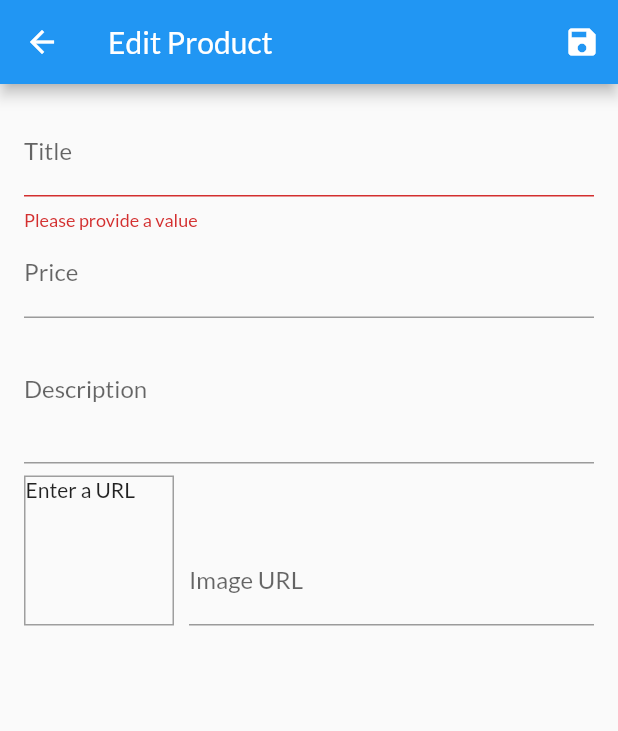
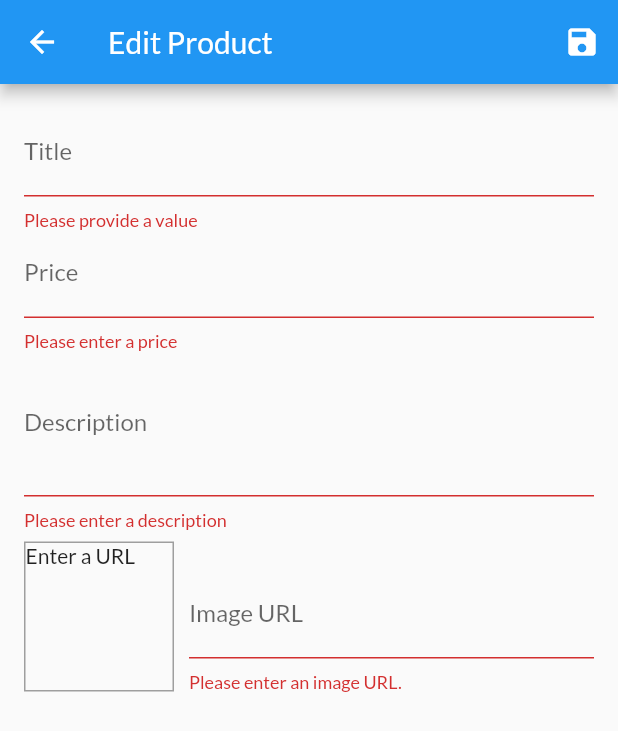
Before and after one commit to cjp-engr/udemytutz-shop-app-firebase, a Flutter app: the EditProductScreen screen opened by its route, after a tap on the "save" icon, on a phone screen of 412 x 824 dp. Shown: the top 731 px of the screen. Run offline on Flutter 3.47's test engine with Material 2 defaults, Android fonts, the phone set to English and light mode, and no system bars; network calls fail.

Commit message:
adding validation to all inputs

```diff
--- a/lib/screens/edit_product_screen.dart
+++ b/lib/screens/edit_product_screen.dart
@@ -43,6 +43,13 @@ class _EditProductScreenState extends State<EditProductScreen> {
 
   void _updateImageUrl() {
     if (!_imageUrlFocusNode.hasFocus) {
+      if ((!_imageUrlController.text.startsWith('http') &&
+              !_imageUrlController.text.startsWith('https')) ||
+          (!_imageUrlController.text.endsWith('.png') &&
+              !_imageUrlController.text.endsWith('.jpg') &&
+              !_imageUrlController.text.endsWith('.jpeg'))) {
+        return;
+      }
       setState(() {});
     }
   }
@@ -104,6 +111,18 @@ class _EditProductScreenState extends State<EditProductScreen> {
                   onFieldSubmitted: (_) {
                     FocusScope.of(context).requestFocus(_descriptionFocusNode);
                   },
+                  validator: (value) {
+                    if (value!.isEmpty) {
+                      return 'Please enter a price';
+                    }
+                    if (double.tryParse(value) == null) {
+                      return 'Please enter a valid number';
+                    }
+                    if (double.parse(value) <= 0) {
+                      return 'Please enter a number greater than zero,';
+                    }
+                    return null;
+                  },
                   onSaved: (value) {
                     _editedProduct = Product(
                       id: '',
@@ -119,6 +138,15 @@ class _EditProductScreenState extends State<EditProductScreen> {
                   maxLines: 3,
                   keyboardType: TextInputType.multiline,
                   focusNode: _descriptionFocusNode,
+                  validator: (value) {
+                    if (value!.isEmpty) {
+                      return 'Please enter a description';
+                    }
+                    if (value.length < 10) {
+                      return 'Should be atleast 10 characters long.';
+                    }
+                    return null;
+                  },
                   onSaved: (value) {
                     _editedProduct = Product(
                       id: '',
@@ -165,6 +193,21 @@ class _EditProductScreenState extends State<EditProductScreen> {
                         onFieldSubmitted: (_) {
                           _saveForm();
                         },
+                        validator: (value) {
+                          if (value!.isEmpty) {
+                            return 'Please enter an image URL.';
+                          }
+                          if (!value.startsWith('http') &&
+                              !value.startsWith('https')) {
+                            return 'Please enter a valid URL';
+                          }
+                          if (!value.endsWith('.png') &&
+                              !value.endsWith('.jpg') &&
+                              !value.endsWith('.jpeg')) {
+                            return 'Please enter a valid image URL.';
+                          }
+                          return null;
+                        },
                         onEditingComplete: () {
                           setState(() {});
                         },
```
